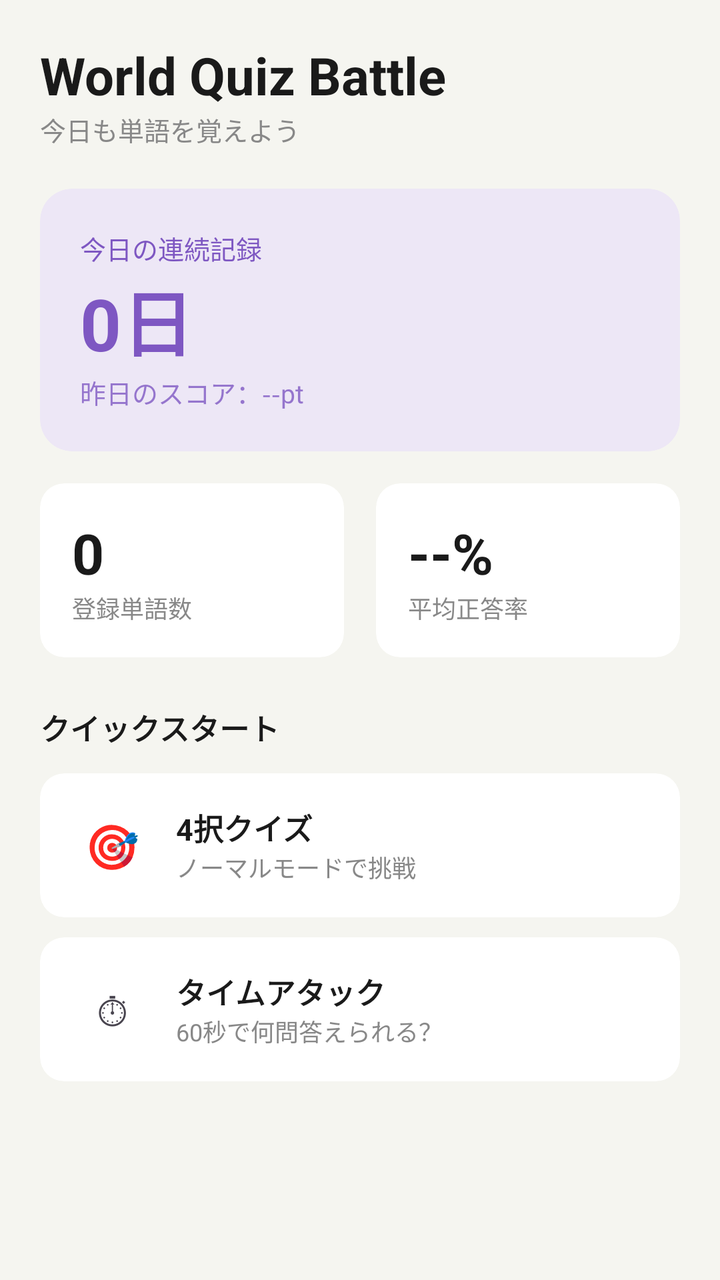
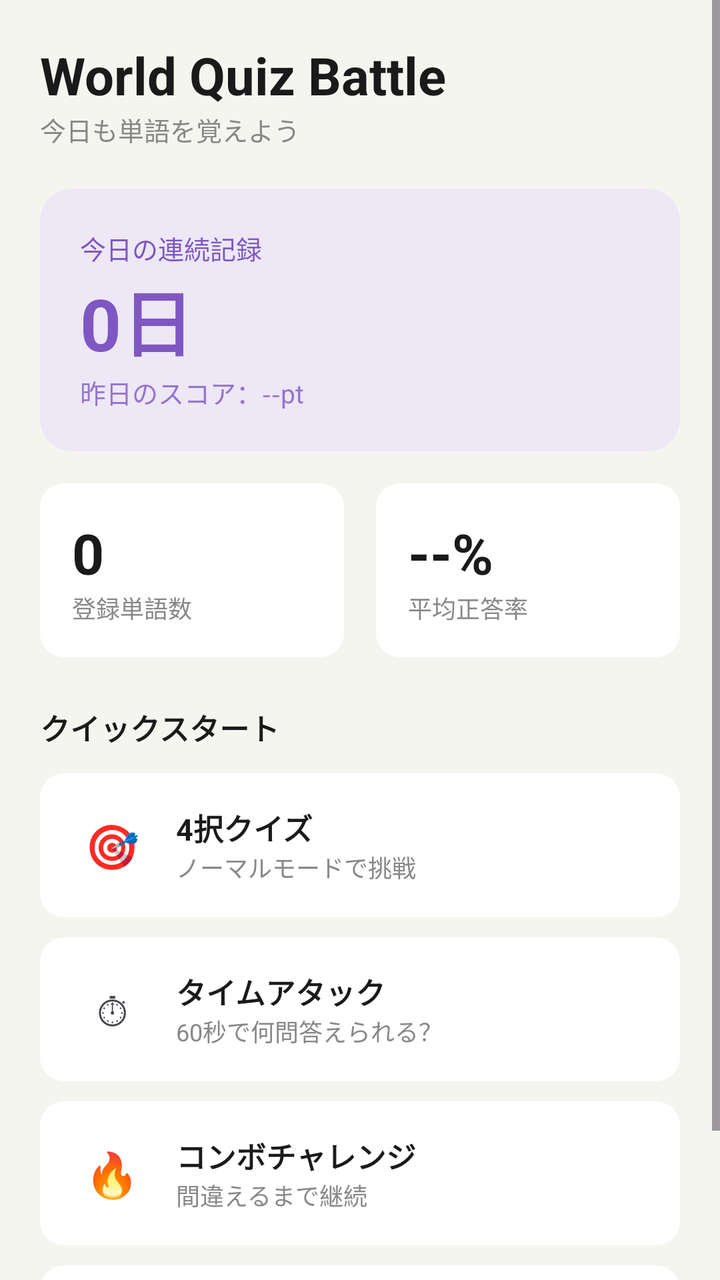

Two renders of the same Android screen: before a commit and after it. Below are the layout's source before the change and the commit's diff.
<!-- AndroidManifest.xml: application theme Theme.WordQuizBattle -->
<!-- res/layout/fragment_home.xml -->
<?xml version="1.0" encoding="utf-8"?>
<ScrollView xmlns:android="http://schemas.android.com/apk/res/android"
    xmlns:app="http://schemas.android.com/apk/res-auto"
    android:layout_width="match_parent"
    android:layout_height="match_parent"
    android:background="#F5F5F0">

    <LinearLayout
        android:layout_width="match_parent"
        android:layout_height="wrap_content"
        android:orientation="vertical"
        android:padding="20dp">

        <TextView
            android:layout_width="wrap_content"
            android:layout_height="wrap_content"
            android:text="World Quiz Battle"
            android:textSize="26sp"
            android:textStyle="bold"
            android:textColor="#1A1A1A" />

        <TextView
            android:layout_width="wrap_content"
            android:layout_height="wrap_content"
            android:text="今日も単語を覚えよう"
            android:textSize="13sp"
            android:textColor="#888888"
            android:layout_marginBottom="20dp" />

        
        <androidx.cardview.widget.CardView
            android:layout_width="match_parent"
            android:layout_height="wrap_content"
            android:layout_marginBottom="16dp"
            app:cardCornerRadius="16dp"
            app:cardElevation="0dp"
            app:cardBackgroundColor="#EDE7F6">

            <LinearLayout
                android:layout_width="match_parent"
                android:layout_height="wrap_content"
                android:orientation="vertical"
                android:padding="20dp">

                <TextView
                    android:layout_width="wrap_content"
                    android:layout_height="wrap_content"
                    android:text="今日の連続記録"
                    android:textSize="13sp"
                    android:textColor="#7E57C2" />

                <TextView
                    android:id="@+id/tvStreak"
                    android:layout_width="wrap_content"
                    android:layout_height="wrap_content"
                    android:text="0日"
                    android:textSize="36sp"
                    android:textStyle="bold"
                    android:textColor="#7E57C2" />

                <TextView
                    android:id="@+id/tvYesterdayScore"
                    android:layout_width="wrap_content"
                    android:layout_height="wrap_content"
                    android:text="昨日のスコア：--pt"
                    android:textSize="13sp"
                    android:textColor="#9575CD" />
            </LinearLayout>
        </androidx.cardview.widget.CardView>

        
        <LinearLayout
            android:layout_width="match_parent"
            android:layout_height="wrap_content"
            android:orientation="horizontal"
            android:layout_marginBottom="24dp">

            <androidx.cardview.widget.CardView
                android:layout_width="0dp"
                android:layout_height="wrap_content"
                android:layout_weight="1"
                android:layout_marginEnd="8dp"
                app:cardCornerRadius="12dp"
                app:cardElevation="0dp"
                app:cardBackgroundColor="#FFFFFF">

                <LinearLayout
                    android:layout_width="match_parent"
                    android:layout_height="wrap_content"
                    android:orientation="vertical"
                    android:padding="16dp">

                    <TextView
                        android:id="@+id/tvWordCount"
                        android:layout_width="wrap_content"
                        android:layout_height="wrap_content"
                        android:text="0"
                        android:textSize="28sp"
                        android:textStyle="bold"
                        android:textColor="#1A1A1A" />

                    <TextView
                        android:layout_width="wrap_content"
                        android:layout_height="wrap_content"
                        android:text="登録単語数"
                        android:textSize="12sp"
                        android:textColor="#888888" />
                </LinearLayout>
            </androidx.cardview.widget.CardView>

            <androidx.cardview.widget.CardView
                android:layout_width="0dp"
                android:layout_height="wrap_content"
                android:layout_weight="1"
                android:layout_marginStart="8dp"
                app:cardCornerRadius="12dp"
                app:cardElevation="0dp"
                app:cardBackgroundColor="#FFFFFF">

                <LinearLayout
                    android:layout_width="match_parent"
                    android:layout_height="wrap_content"
                    android:orientation="vertical"
                    android:padding="16dp">

                    <TextView
                        android:id="@+id/tvAccuracy"
                        android:layout_width="wrap_content"
                        android:layout_height="wrap_content"
                        android:text="--%"
                        android:textSize="28sp"
                        android:textStyle="bold"
                        android:textColor="#1A1A1A" />

                    <TextView
                        android:layout_width="wrap_content"
                        android:layout_height="wrap_content"
                        android:text="平均正答率"
                        android:textSize="12sp"
                        android:textColor="#888888" />
                </LinearLayout>
            </androidx.cardview.widget.CardView>
        </LinearLayout>

        
        <TextView
            android:layout_width="wrap_content"
            android:layout_height="wrap_content"
            android:text="クイックスタート"
            android:textSize="15sp"
            android:textStyle="bold"
            android:textColor="#1A1A1A"
            android:layout_marginBottom="12dp" />

        <androidx.cardview.widget.CardView
            android:id="@+id/cardQuiz"
            android:layout_width="match_parent"
            android:layout_height="wrap_content"
            android:layout_marginBottom="10dp"
            app:cardCornerRadius="12dp"
            app:cardElevation="0dp"
            app:cardBackgroundColor="#FFFFFF">

            <LinearLayout
                android:layout_width="match_parent"
                android:layout_height="wrap_content"
                android:orientation="horizontal"
                android:padding="16dp"
                android:gravity="center_vertical">

                <TextView
                    android:layout_width="40dp"
                    android:layout_height="40dp"
                    android:text="🎯"
                    android:textSize="22sp"
                    android:gravity="center" />

                <LinearLayout
                    android:layout_width="wrap_content"
                    android:layout_height="wrap_content"
                    android:orientation="vertical"
                    android:layout_marginStart="12dp">

                    <TextView
                        android:layout_width="wrap_content"
                        android:layout_height="wrap_content"
                        android:text="4択クイズ"
                        android:textSize="15sp"
                        android:textStyle="bold"
                        android:textColor="#1A1A1A" />

                    <TextView
                        android:layout_width="wrap_content"
                        android:layout_height="wrap_content"
                        android:text="ノーマルモードで挑戦"
                        android:textSize="12sp"
                        android:textColor="#888888" />
                </LinearLayout>
            </LinearLayout>
        </androidx.cardview.widget.CardView>

        <androidx.cardview.widget.CardView
            android:id="@+id/cardTimeAttack"
            android:layout_width="match_parent"
            android:layout_height="wrap_content"
            app:cardCornerRadius="12dp"
            app:cardElevation="0dp"
            app:cardBackgroundColor="#FFFFFF">

            <LinearLayout
                android:layout_width="match_parent"
                android:layout_height="wrap_content"
                android:orientation="horizontal"
                android:padding="16dp"
                android:gravity="center_vertical">

                <TextView
                    android:layout_width="40dp"
                    android:layout_height="40dp"
                    android:text="⏱"
                    android:textSize="22sp"
                    android:gravity="center" />

                <LinearLayout
                    android:layout_width="wrap_content"
                    android:layout_height="wrap_content"
                    android:orientation="vertical"
                    android:layout_marginStart="12dp">

                    <TextView
                        android:layout_width="wrap_content"
                        android:layout_height="wrap_content"
                        android:text="タイムアタック"
                        android:textSize="15sp"
                        android:textStyle="bold"
                        android:textColor="#1A1A1A" />

                    <TextView
                        android:layout_width="wrap_content"
                        android:layout_height="wrap_content"
                        android:text="60秒で何問答えられる？"
                        android:textSize="12sp"
                        android:textColor="#888888" />
                </LinearLayout>
            </LinearLayout>
        </androidx.cardview.widget.CardView>

    </LinearLayout>
</ScrollView>
<!-- resources referenced by this layout -->
<resources>
  <style name="Theme.WordQuizBattle" parent="Base.Theme.WordQuizBattle" />
  <style name="Base.Theme.WordQuizBattle" parent="Theme.Material3.DayNight.NoActionBar">
          
          
      </style>
</resources>

<!-- the commit's change to res/layout/fragment_home.xml (unified diff, before → after) -->
@@ -203,6 +203,7 @@
             android:id="@+id/cardTimeAttack"
             android:layout_width="match_parent"
             android:layout_height="wrap_content"
+            android:layout_marginBottom="10dp"
             app:cardCornerRadius="12dp"
             app:cardElevation="0dp"
             app:cardBackgroundColor="#FFFFFF">
@@ -245,5 +246,98 @@
             </LinearLayout>
         </androidx.cardview.widget.CardView>
 
+        <androidx.cardview.widget.CardView
+            android:id="@+id/cardCombo"
+            android:layout_width="match_parent"
+            android:layout_height="wrap_content"
+            android:layout_marginBottom="10dp"
+            app:cardCornerRadius="12dp"
+            app:cardElevation="0dp"
+            app:cardBackgroundColor="#FFFFFF">
+
+            <LinearLayout
+                android:layout_width="match_parent"
+                android:layout_height="wrap_content"
+                android:orientation="horizontal"
+                android:padding="16dp"
+                android:gravity="center_vertical">
+
+                <TextView
+                    android:layout_width="40dp"
+                    android:layout_height="40dp"
+                    android:text="🔥"
+                    android:textSize="22sp"
+                    android:gravity="center" />
+
+                <LinearLayout
+                    android:layout_width="wrap_content"
+                    android:layout_height="wrap_content"
+                    android:orientation="vertical"
+                    android:layout_marginStart="12dp">
+
+                    <TextView
+                        android:layout_width="wrap_content"
+                        android:layout_height="wrap_content"
+                        android:text="コンボチャレンジ"
+                        android:textSize="15sp"
+                        android:textStyle="bold"
+                        android:textColor="#1A1A1A" />
+
+                    <TextView
+                        android:layout_width="wrap_content"
+                        android:layout_height="wrap_content"
+                        android:text="間違えるまで継続"
+                        android:textSize="12sp"
+                        android:textColor="#888888" />
+                </LinearLayout>
+            </LinearLayout>
+        </androidx.cardview.widget.CardView>
+
+        <androidx.cardview.widget.CardView
+            android:id="@+id/cardWeak"
+            android:layout_width="match_parent"
+            android:layout_height="wrap_content"
+            app:cardCornerRadius="12dp"
+            app:cardElevation="0dp"
+            app:cardBackgroundColor="#FFFFFF">
+
+            <LinearLayout
+                android:layout_width="match_parent"
+                android:layout_height="wrap_content"
+                android:orientation="horizontal"
+                android:padding="16dp"
+                android:gravity="center_vertical">
+
+                <TextView
+                    android:layout_width="40dp"
+                    android:layout_height="40dp"
+                    android:text="🎯"
+                    android:textSize="22sp"
+                    android:gravity="center" />
+
+                <LinearLayout
+                    android:layout_width="wrap_content"
+                    android:layout_height="wrap_content"
+                    android:orientation="vertical"
+                    android:layout_marginStart="12dp">
+
+                    <TextView
+                        android:layout_width="wrap_content"
+                        android:layout_height="wrap_content"
+                        android:text="弱点特訓"
+                        android:textSize="15sp"
+                        android:textStyle="bold"
+                        android:textColor="#1A1A1A" />
+
+                    <TextView
+                        android:layout_width="wrap_content"
+                        android:layout_height="wrap_content"
+                        android:text="正答率の低い単語を優先出題"
+                        android:textSize="12sp"
+                        android:textColor="#888888" />
+                </LinearLayout>
+            </LinearLayout>
+        </androidx.cardview.widget.CardView>
+
     </LinearLayout>
 </ScrollView>
